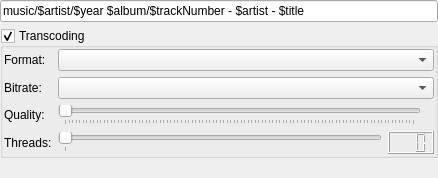
First picture: the form in src/plugins/lmp/sync/transcodingparamswidget.ui, repository 0xd34df00d/leechcraft, before the edit.
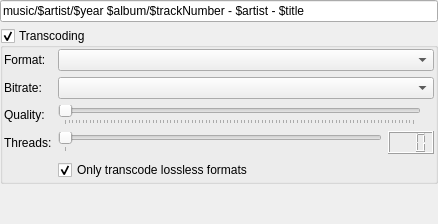
Second picture: the form after the edit.

Commit message: [LMP] Added OnlyLossless checkbox in the GUI.

```diff
--- a/src/plugins/lmp/sync/transcodingparamswidget.ui
+++ b/src/plugins/lmp/sync/transcodingparamswidget.ui
@@ -7,7 +7,7 @@
     <x>0</x>
     <y>0</y>
     <width>438</width>
-    <height>176</height>
+    <height>224</height>
    </rect>
   </property>
   <property name="windowTitle">
@@ -145,6 +145,16 @@
       <item row="1" column="1">
        <widget class="QComboBox" name="BitrateTypeBox_"/>
       </item>
+      <item row="5" column="1">
+       <widget class="QCheckBox" name="OnlyLosslessBox_">
+        <property name="text">
+         <string>Only transcode lossless formats</string>
+        </property>
+        <property name="checked">
+         <bool>true</bool>
+        </property>
+       </widget>
+      </item>
      </layout>
     </widget>
    </item>
```
The commit also changes 1 other file.
